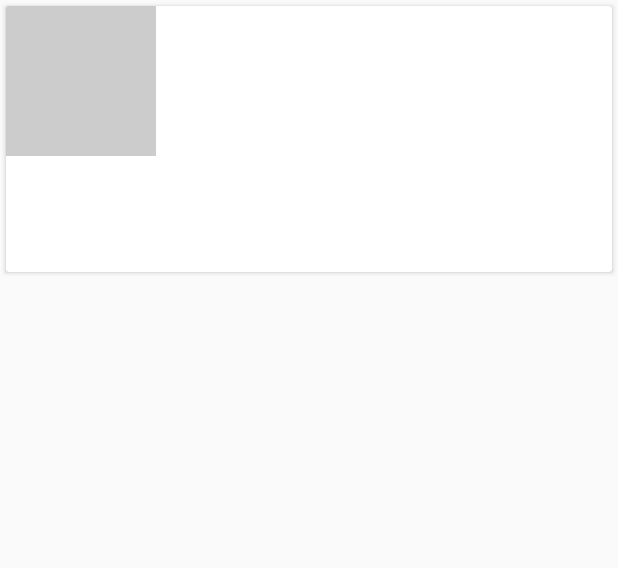
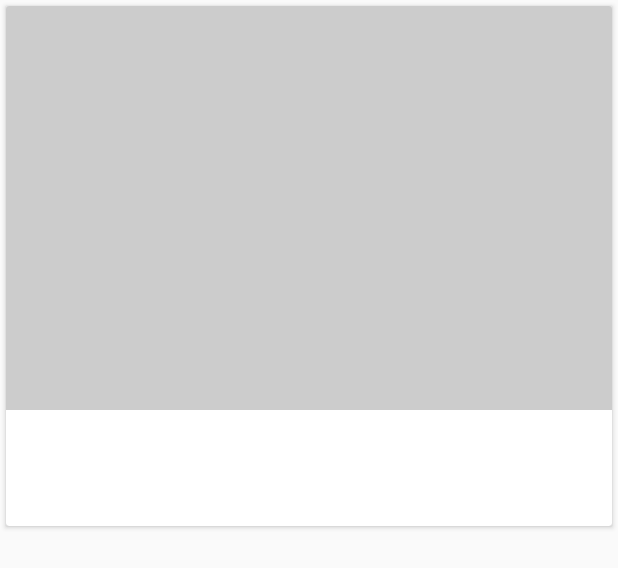
Before and after one commit to jurlaub/turbo-reader_project, an Android app: the layout list_item_article.xml on its own in the app's theme, with its tools: preview values and no code run, on a phone screen of 412 x 824 dp. Shown: the top 568 px of the screen. Run offline under Robolectric (Android 15) with nearby library versions, the phone set to English and light mode, and no system bars.

Commit message:
Working on list items. Reconnected the original list_item_article.xml and refocused the DynamicHeightNetworkImage onMeasure to the original code. Changed the Image width to match_parent and set height to 0dp.

```diff
--- a/XYZReader/src/main/java/com/example/xyzreader/ui/ArticleListActivity.java
+++ b/XYZReader/src/main/java/com/example/xyzreader/ui/ArticleListActivity.java
@@ -47,6 +47,8 @@ public class ArticleListActivity extends ActionBarActivity implements
 
 //        ((CollapsingToolbarLayout) findViewById(R.id.collapsing_toolbar_layout)).setTitle("XYZreader");
 //        final View toolbarContainerView = findViewById(R.id.toolbar_container);
+
+
 
 //          Used code from stackoverflow for having the title appear/disappear
 //          http://stackoverflow.com/questions/31662416/show-collapsingtoolbarlayout-title-only-when-collapsed
@@ -156,7 +158,7 @@ public class ArticleListActivity extends ActionBarActivity implements
 
         @Override
         public ViewHolder onCreateViewHolder(ViewGroup parent, int viewType) {
-            View view = getLayoutInflater().inflate(R.layout.list_item_article_2, parent, false);
+            View view = getLayoutInflater().inflate(R.layout.list_item_article, parent, false);
             final ViewHolder vh = new ViewHolder(view);
             view.setOnClickListener(new View.OnClickListener() {
                 @Override
--- a/XYZReader/src/main/java/com/example/xyzreader/ui/DynamicHeightNetworkImageView.java
+++ b/XYZReader/src/main/java/com/example/xyzreader/ui/DynamicHeightNetworkImageView.java
@@ -42,7 +42,9 @@ public class DynamicHeightNetworkImageView extends NetworkImageView {
         float calcHeight = measuredWidth / mAspectRatio;
         int forcedIntHeight = (int)calcHeight;
         Log.v(LOG_TAG, "float height: " + calcHeight + " --- measured (" + measuredWidth + "w  x " + measuredHeight + "h)  --? (" + measuredWidth + "w  x  " + forcedIntHeight + " h)" );
-//        setMeasuredDimension(measuredWidth,forcedIntHeight );
-        setMeasuredDimension(measuredWidth, measuredHeight);
+
+        setMeasuredDimension(measuredWidth,forcedIntHeight );
+
+//        setMeasuredDimension(measuredWidth, measuredHeight);
     }
 }
--- a/XYZReader/src/main/res/layout/list_item_article.xml
+++ b/XYZReader/src/main/res/layout/list_item_article.xml
@@ -18,8 +18,8 @@
         <!--suppress AndroidLintContentDescription -->
         <com.example.xyzreader.ui.DynamicHeightNetworkImageView
             android:id="@+id/thumbnail"
-            android:layout_width="100dp"
-            android:layout_height="100dp"
+            android:layout_width="match_parent"
+            android:layout_height="0dp"
             android:background="@color/photo_placeholder" />
 
         <TextView
```
Also changed, not shown: XYZReader/src/main/res/drawable/gradient_article_list.xml (added, +12 -0 lines), XYZReader/src/main/res/layout/list_item_article_2.xml (+10 -3 lines).
